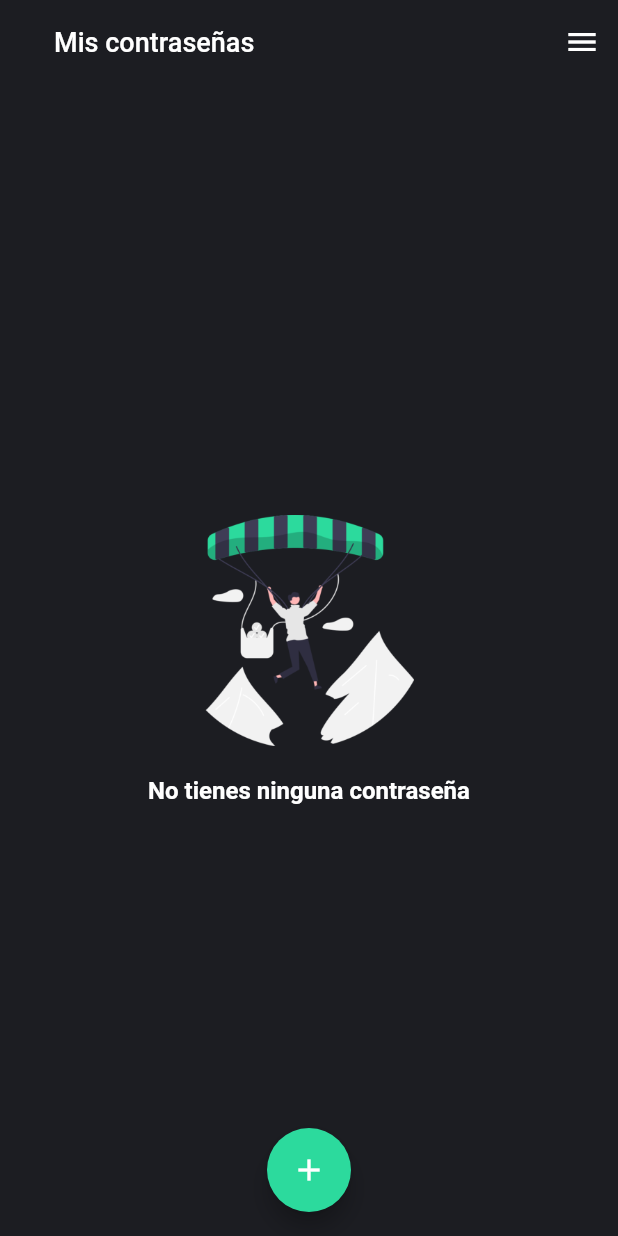
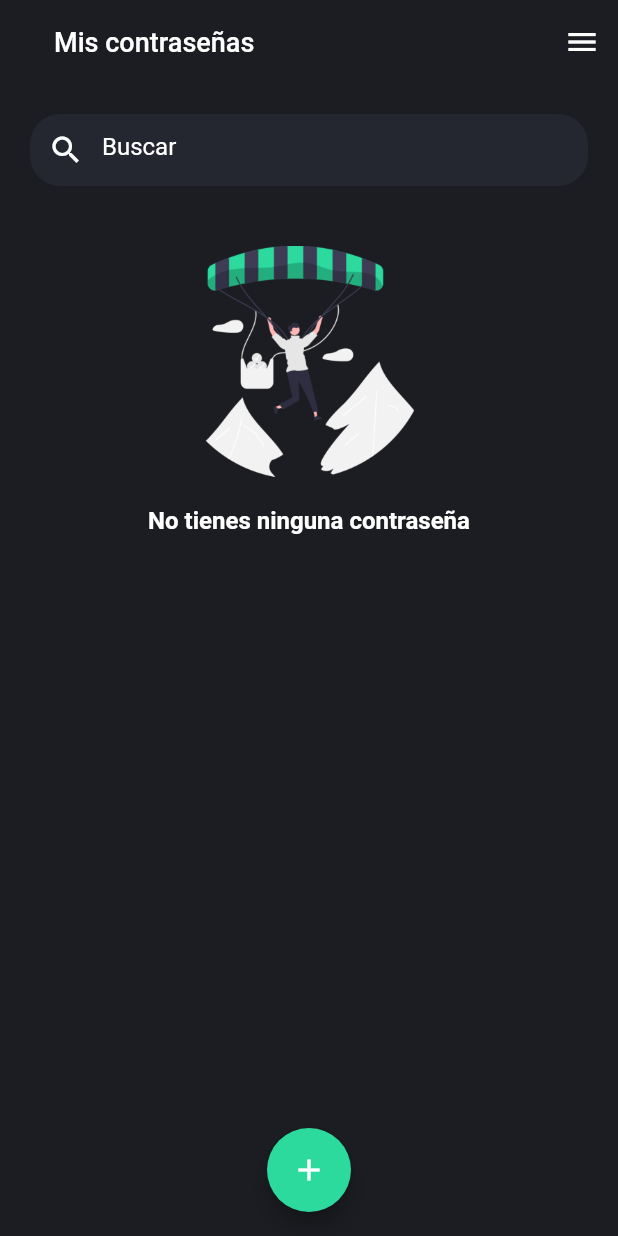
Before and after one commit to Dayrons/lockspace, a Flutter app: the PaginaInicio screen opened directly, on a phone screen of 412 x 824 dp. Run offline on Flutter 3.47's test engine with Material 2 defaults, Android fonts, the phone set to English and light mode, and no system bars; our stand-ins replace bloc, flutter_bloc, qr_flutter, shared_preferences, sqflite; missing offline and left inert: clipboard, encrypt; accounts and stored records are empty.

Commit message:
Diseño de barra de busqueda(sin funcionalidad)

```diff
--- a/lib/pages/inicio/pagina_usuario.dart
+++ b/lib/pages/inicio/pagina_usuario.dart
@@ -3,6 +3,7 @@ import 'package:app/pages/inicio/widgets/notificacion.dart';
 import 'package:app/pages/registrar_password/pagina_registrar_password.dart';
 import 'package:app/pages/inicio/widgets/password.dart';
 import 'package:app/utils/ui.dart';
+import 'package:app/widgets/input.dart';
 import 'package:flutter/cupertino.dart';
 import 'package:flutter/material.dart';
 import 'package:flutter_bloc/flutter_bloc.dart';
@@ -86,13 +87,38 @@ class _PaginaInicioState extends State<PaginaInicio> {
         ),
         backgroundColor: Color(0XFF1c1d22),
       ),
-      body: BlocBuilder<GestionpasswordBloc, GestionpasswordState>(
+      body: Column(
+        children: [
+          Container(
+            margin: EdgeInsets.only(
+                left: 20.00, right: 20.0, bottom: 40.00, top: 20.00),
+            decoration: BoxDecoration(
+              borderRadius: BorderRadius.circular(20.00),
+              color: Color(0XFF2b2e3d).withOpacity(0.5),
+            ),
+            child: TextField(
+              style: TextStyle(color: Colors.white),
+              cursorColor: Color(0XFF2CDA9D),
+              decoration: InputDecoration(
+                  fillColor: Colors.white,
+                  border: InputBorder.none,
+                  hintText: "Buscar",
+                  hintStyle: TextStyle(color: Colors.white),
+                  prefixIcon: Icon(
+                    Icons.search,
+                    color: Colors.white,
+                  )),
+              onChanged: (text) {},
+            ),
+          ),
+          BlocBuilder<GestionpasswordBloc, GestionpasswordState>(
               builder: (context, state) {
             if (state.obteniendoPassword) {
               return Text('Obteniendo password');
             } else {
               if (state.passwords.length > 0) {
-            return Stack(children: [
+                return Expanded(
+                  child: Stack(children: [
                     ListView.builder(
                       itemCount: state.passwords.length,
                       itemBuilder: (BuildContext context, int index) {
@@ -111,7 +137,8 @@ class _PaginaInicioState extends State<PaginaInicio> {
                       height: 35.00,
                       child: Notificacion(opacidad: opacidad),
                     ),
-            ]);
+                  ]),
+                );
               } else {
                 return SizedBox(
                   width: double.infinity,
@@ -136,7 +163,9 @@ class _PaginaInicioState extends State<PaginaInicio> {
                 );
               }
             }
-      }),
+          })
+        ],
+      ),
       floatingActionButtonLocation: FloatingActionButtonLocation.centerFloat,
       floatingActionButton: FloatingActionButton(
         child: Icon(Icons.add),
```
Lines whose indentation alone changed are shown as unchanged.
